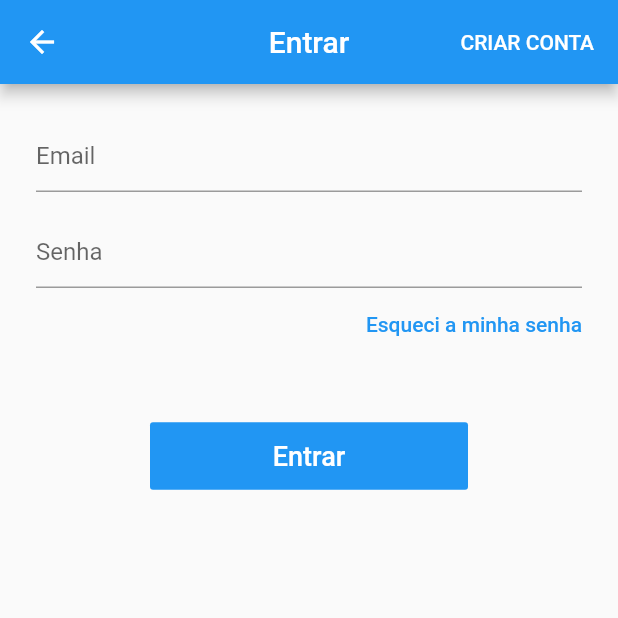
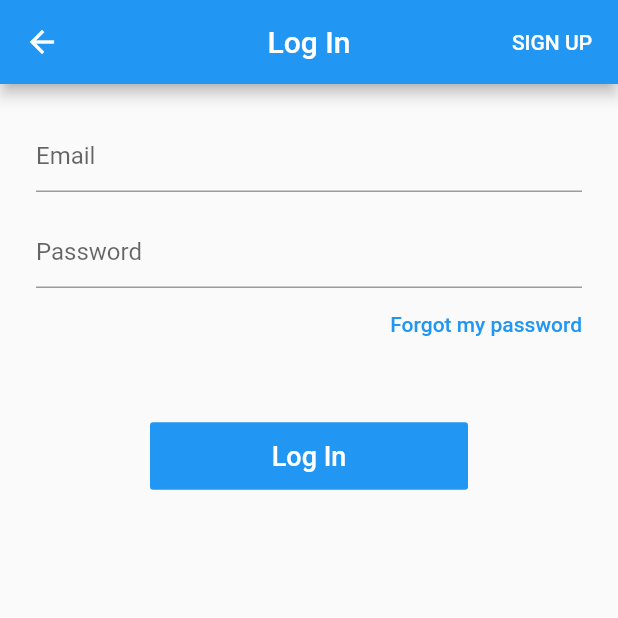
Before and after one commit to KlebersonToro/Projeto-de-Pesquisa-Port-IFRJ, a Flutter app: the LoginScreen screen opened by its route, on a phone screen of 412 x 824 dp, the top half of it. Run offline on Flutter 3.47's test engine with Material 2 defaults, Android fonts, the phone set to English and light mode, and no system bars; our stand-ins replace cloud_firestore, firebase_auth; accounts and stored records are empty; statements that could not run were skipped.

Commit message:
exercies screen

```diff
--- a/app_pesquisa/lib/main.dart
+++ b/app_pesquisa/lib/main.dart
@@ -2,6 +2,7 @@ import 'package:flutter/material.dart';
 import 'package:provider/provider.dart';
 import 'package:test_port/base.dart';
 import 'package:test_port/models/page_manager.dart';
+import 'package:test_port/screens/exercises/exercises_screen.dart';
 import 'package:test_port/screens/home/home_screen.dart';
 import 'package:test_port/screens/login/login_screen.dart';
 import 'package:test_port/screens/signup/signup_screen.dart';
@@ -40,6 +41,8 @@ class MyApp extends StatelessWidget {
               return MaterialPageRoute(builder: (_) => LoginScreen());
             case '/signup':
               return MaterialPageRoute(builder: (_) => SignupScreen());
+            case '/exercises':
+              return MaterialPageRoute(builder: (_) => ExercisesScreen());
 
             case '/base': return MaterialPageRoute(builder: (_) => BaseScreen(), settings: settings);
 
--- a/app_pesquisa/lib/screens/exercises/exercises_screen.dart
+++ b/app_pesquisa/lib/screens/exercises/exercises_screen.dart
@@ -0,0 +1,10 @@
+import 'package:flutter/material.dart';
+
+class ExercisesScreen extends StatelessWidget {
+  @override
+  Widget build(BuildContext context) {
+    return Container(
+
+    );
+  }
+}
--- a/app_pesquisa/lib/screens/login/login_screen.dart
+++ b/app_pesquisa/lib/screens/login/login_screen.dart
@@ -10,18 +10,18 @@ class LoginScreen extends StatelessWidget {
   final GlobalKey<FormState> formKey = GlobalKey<FormState>();
   final GlobalKey<ScaffoldState> scaffoldKey = GlobalKey<ScaffoldState>();
   final TextEditingController emailController = TextEditingController();
-  final TextEditingController senhaController = TextEditingController();
+  final TextEditingController passwordController = TextEditingController();
 
   @override
   Widget build(BuildContext context) {
     return Scaffold(
       key: scaffoldKey,
       appBar: AppBar(
-        title: Text("Entrar"),
+        title: Text("Log In"),
         centerTitle: true,
         actions: <Widget>[
           FlatButton(
-            child: const Text("CRIAR CONTA", style: TextStyle(color: Colors.white),),
+            child: const Text("SIGN UP", style: TextStyle(color: Colors.white),),
             onPressed: (){
               Navigator.of(context).pushNamed('/signup');
             },
@@ -34,7 +34,7 @@ class LoginScreen extends StatelessWidget {
             builder: (_, userManager, __){
               return ListView(
             children: <Widget>[
-              //? Login com Email e Senha
+              //? Login com Email e password
               Container(
                 margin: EdgeInsets.all(24),
                 child: Column(
@@ -56,16 +56,16 @@ class LoginScreen extends StatelessWidget {
                     SizedBox(height: 16,),
 
                     TextFormField(
-                      controller: senhaController,
+                      controller: passwordController,
                       enabled: !userManager.loading,
-                      decoration: InputDecoration(hintText: "Senha"),
+                      decoration: InputDecoration(hintText: "Password"),
                       autocorrect: false,
                       obscureText: true,
-                      validator: (senha){
-                        if(senha.isEmpty)
-                          return "Senha Inválida";
-                        else if(senha.length < 6)
-                          return "Senha Inválida, muito curta";
+                      validator: (password){
+                        if(password.isEmpty)
+                          return "Invalid Password";
+                        else if(password.length < 6)
+                          return "Password too short";
                         return null;
                       },
                     ),
@@ -73,7 +73,7 @@ class LoginScreen extends StatelessWidget {
                     Align(
                       alignment: Alignment.centerRight,
                       child: FlatButton(
-                        child: Text("Esqueci a minha senha", style: TextStyle(color: Theme.of(context).primaryColor),),
+                        child: Text("Forgot my password", style: TextStyle(color: Theme.of(context).primaryColor),),
                         padding: EdgeInsets.zero,
                         onPressed: (){},
                       ),
@@ -91,13 +91,13 @@ class LoginScreen extends StatelessWidget {
                   color: Theme.of(context).primaryColor,
                   disabledColor: Theme.of(context).primaryColor.withAlpha(100),
                   child: userManager.loading ? CircularProgressIndicator(valueColor: AlwaysStoppedAnimation(Colors.white)) :
-                  const Text("Entrar", style: TextStyle(color: Colors.white, fontSize: 18),),
+                  const Text("Log In", style: TextStyle(color: Colors.white, fontSize: 18),),
                   onPressed: userManager.loading ? null : (){
                     if(formKey.currentState.validate()){
                       userManager.signIn(
                         user: User(
                           email: emailController.text,
-                          password: senhaController.text
+                          password: passwordController.text
                         ),
 
                         onFail: (e){
```
